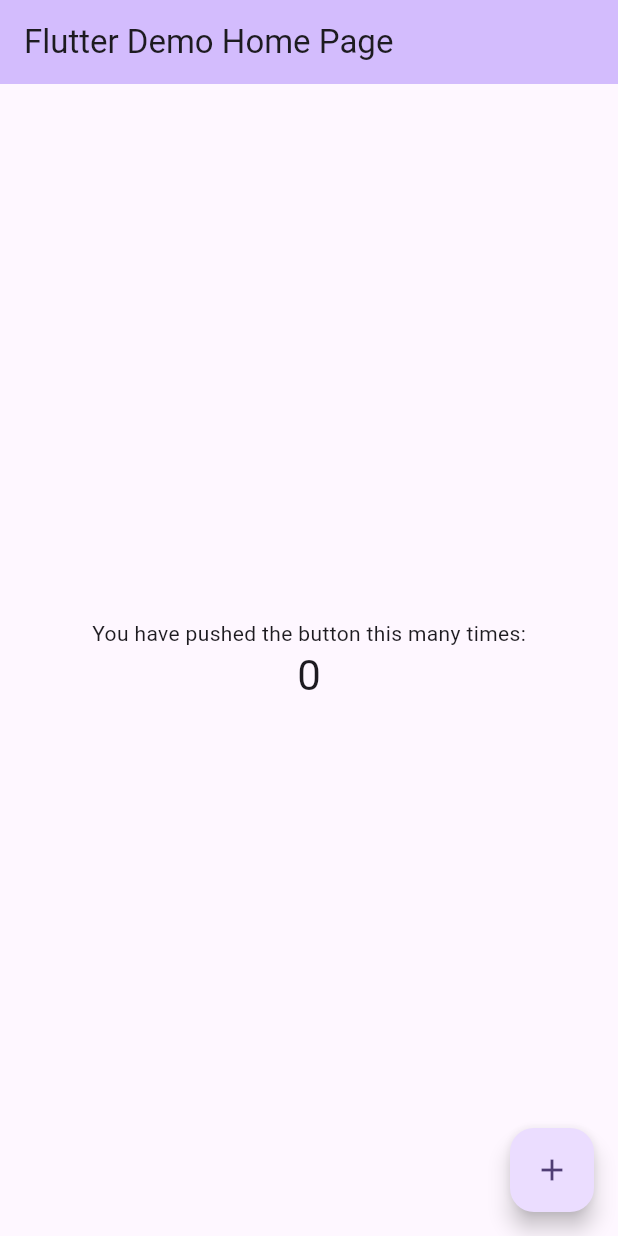
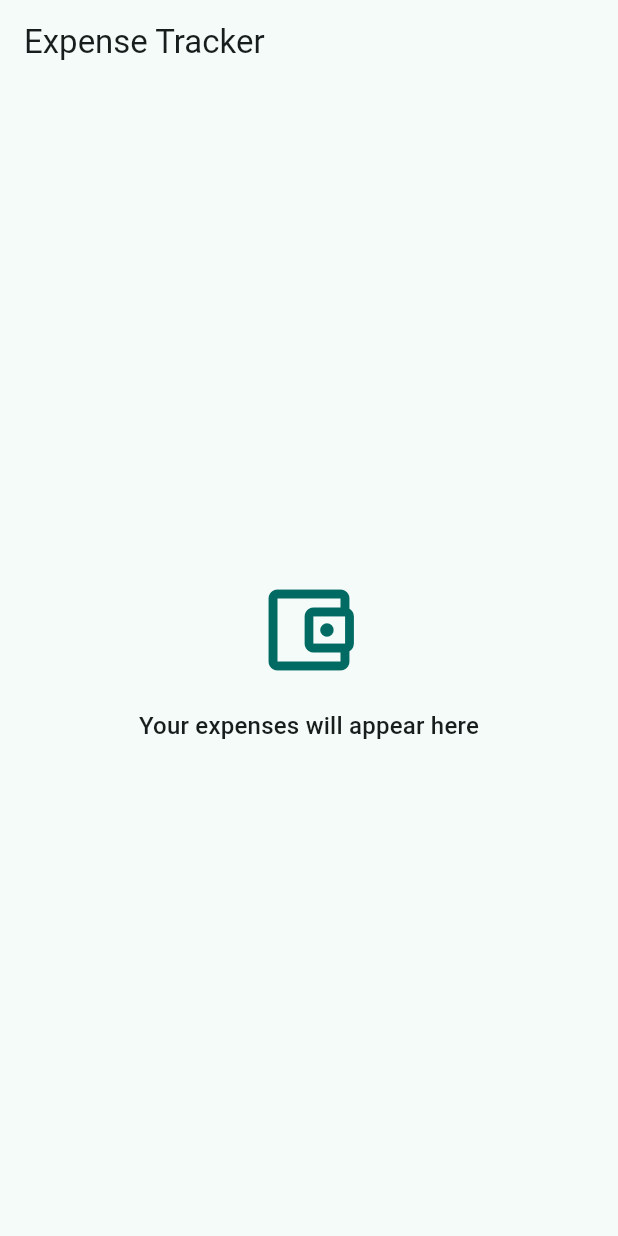
Before and after one commit to chamindujayasinghe/cyphlab_expense_tracker, a Flutter app: the screen it shows after launch, on a phone screen of 412 x 824 dp. Run offline on Flutter 3.47's test engine with Material 3 defaults, Android fonts, the phone set to English and light mode, and no system bars; our stand-ins replace cloud_firestore, firebase_core; accounts and stored records are empty.

Commit message:
Phase 1: Add app foundation
- Add firebase_auth, provider, intl, fl_chart, shared_preferences
- Add Expense model with Firestore mapping and ExpenseCategory enum
- Add validators, currency/date formatters and app constants
- Add Material 3 light/dark themes and placeholder home screen
- Replace counter demo; move root widget to app.dart for testability
- Add unit tests for model, validators and formatters
- Add project plan and flutter-ui-expert skill

Co-Authored-By: Claude Opus 5.5 <noreply@anthropic.com>

```diff
--- /dev/null
+++ b/lib/app.dart
@@ -0,0 +1,23 @@
+import 'package:flutter/material.dart';
+
+import 'screens/home/home_screen.dart';
+import 'theme/app_theme.dart';
+import 'utils/constants.dart';
+
+/// Root widget. Kept separate from `main.dart` so it can be pumped in widget
+/// tests without initializing Firebase.
+class ExpenseTrackerApp extends StatelessWidget {
+  const ExpenseTrackerApp({super.key});
+
+  @override
+  Widget build(BuildContext context) {
+    return MaterialApp(
+      title: AppConstants.appName,
+      debugShowCheckedModeBanner: false,
+      theme: AppTheme.light,
+      darkTheme: AppTheme.dark,
+      themeMode: ThemeMode.system,
+      home: const HomeScreen(),
+    );
+  }
+}
--- a/lib/main.dart
+++ b/lib/main.dart
@@ -1,129 +1,11 @@
 import 'package:firebase_core/firebase_core.dart';
 import 'package:flutter/material.dart';
 
+import 'app.dart';
 import 'firebase_options.dart';
 
 Future<void> main() async {
   WidgetsFlutterBinding.ensureInitialized();
-  await Firebase.initializeApp(
-    options: DefaultFirebaseOptions.currentPlatform,
-  );
-  runApp(const MyApp());
+  await Firebase.initializeApp(options: DefaultFirebaseOptions.currentPlatform);
+  runApp(const ExpenseTrackerApp());
 }
-
-class MyApp extends StatelessWidget {
-  const MyApp({super.key});
-
-  // This widget is the root of your application.
-  @override
-  Widget build(BuildContext context) {
-    return MaterialApp(
-      title: 'Flutter Demo',
-      theme: ThemeData(
-        // This is the theme of your application.
-        //
-        // TRY THIS: Try running your application with "flutter run". You'll see
-        // the application has a purple toolbar. Then, without quitting the app,
-        // try changing the seedColor in the colorScheme below to Colors.green
-        // and then invoke "hot reload" (save your changes or press the "hot
-        // reload" button in a Flutter-supported IDE, or press "r" if you used
-        // the command line to start the app).
-        //
-        // Notice that the counter didn't reset back to zero; the application
-        // state is not lost during the reload. To reset the state, use hot
-        // restart instead.
-        //
-        // This works for code too, not just values: Most code changes can be
-        // tested with just a hot reload.
-        colorScheme: .fromSeed(seedColor: Colors.deepPurple),
-      ),
-      home: const MyHomePage(title: 'Flutter Demo Home Page'),
-    );
-  }
-}
-
-class MyHomePage extends StatefulWidget {
-  const MyHomePage({super.key, required this.title});
-
-  // This widget is the home page of your application. It is stateful, meaning
-  // that it has a State object (defined below) that contains fields that affect
-  // how it looks.
-
-  // This class is the configuration for the state. It holds the values (in this
-  // case the title) provided by the parent (in this case the App widget) and
-  // used by the build method of the State. Fields in a Widget subclass are
-  // always marked "final".
-
-  final String title;
-
-  @override
-  State<MyHomePage> createState() => _MyHomePageState();
-}
-
-class _MyHomePageState extends State<MyHomePage> {
-  int _counter = 0;
-
-  void _incrementCounter() {
-    setState(() {
-      // This call to setState tells the Flutter framework that something has
-      // changed in this State, which causes it to rerun the build method below
-      // so that the display can reflect the updated values. If we changed
-      // _counter without calling setState(), then the build method would not be
-      // called again, and so nothing would appear to happen.
-      _counter++;
-    });
-  }
-
-  @override
-  Widget build(BuildContext context) {
-    // This method is rerun every time setState is called, for instance as done
-    // by the _incrementCounter method above.
-    //
-    // The Flutter framework has been optimized to make rerunning build methods
-    // fast, so that you can just rebuild anything that needs updating rather
-    // than having to individually change instances of widgets.
-    return Scaffold(
-      appBar: AppBar(
-        // TRY THIS: Try changing the color here to a specific color (to
-        // Colors.amber, perhaps?) and trigger a hot reload to see the AppBar
-        // change color while the other colors stay the same.
-        backgroundColor: Theme.of(context).colorScheme.inversePrimary,
-        // Here we take the value from the MyHomePage object that was created by
-        // the App.build method, and use it to set our appbar title.
-        title: Text(widget.title),
-      ),
-      body: Center(
-        // Center is a layout widget. It takes a single child and positions it
-        // in the middle of the parent.
-        child: Column(
-          // Column is also a layout widget. It takes a list of children and
-          // arranges them vertically. By default, it sizes itself to fit its
-          // children horizontally, and tries to be as tall as its parent.
-          //
-          // Column has various properties to control how it sizes itself and
-          // how it positions its children. Here we use mainAxisAlignment to
-          // center the children vertically; the main axis here is the vertical
-          // axis because Columns are vertical (the cross axis would be
-          // horizontal).
-          //
-          // TRY THIS: Invoke "debug painting" (choose the "Toggle Debug Paint"
-          // action in the IDE, or press "p" in the console), to see the
-          // wireframe for each widget.
-          mainAxisAlignment: .center,
-          children: [
-            const Text('You have pushed the button this many times:'),
-            Text(
-              '$_counter',
-              style: Theme.of(context).textTheme.headlineMedium,
-            ),
-          ],
-        ),
-      ),
-      floatingActionButton: FloatingActionButton(
-        onPressed: _incrementCounter,
-        tooltip: 'Increment',
-        child: const Icon(Icons.add),
-      ),
-    );
-  }
-}
--- /dev/null
+++ b/lib/models/expense.dart
@@ -0,0 +1,104 @@
+import 'package:cloud_firestore/cloud_firestore.dart';
+
+import 'expense_category.dart';
+
+/// A single expense entry, stored at `users/{uid}/expenses/{id}`.
+class Expense {
+  const Expense({
+    required this.id,
+    required this.title,
+    required this.amount,
+    required this.category,
+    required this.date,
+    this.note,
+    this.createdAt,
+    this.updatedAt,
+  });
+
+  /// Firestore document id. Empty for an expense that hasn't been saved yet.
+  final String id;
+  final String title;
+  final double amount;
+  final ExpenseCategory category;
+  final DateTime date;
+  final String? note;
+
+  /// Set by the server; null until the document has been written.
+  final DateTime? createdAt;
+  final DateTime? updatedAt;
+
+  factory Expense.fromFirestore(DocumentSnapshot<Map<String, dynamic>> doc) {
+    return Expense.fromMap(doc.id, doc.data() ?? const {});
+  }
+
+  factory Expense.fromMap(String id, Map<String, dynamic> map) {
+    final note = (map['note'] as String?)?.trim();
+    return Expense(
+      id: id,
+      title: map['title'] as String? ?? '',
+      amount: (map['amount'] as num?)?.toDouble() ?? 0,
+      category: ExpenseCategory.fromName(map['category'] as String?),
+      date: _toDateTime(map['date']) ?? DateTime.fromMillisecondsSinceEpoch(0),
+      note: (note == null || note.isEmpty) ? null : note,
+      createdAt: _toDateTime(map['createdAt']),
+      updatedAt: _toDateTime(map['updatedAt']),
+    );
+  }
+
+  /// Fields written to Firestore. Timestamps (`createdAt`, `updatedAt`) are
+  /// added by the repository using server time, so they are not included here.
+  Map<String, dynamic> toMap() {
+    return {
+      'title': title,
+      'amount': amount,
+      'category': category.name,
+      'date': Timestamp.fromDate(date),
+      'note': note,
+    };
+  }
+
+  Expense copyWith({
+    String? id,
+    String? title,
+    double? amount,
+    ExpenseCategory? category,
+    DateTime? date,
+    String? note,
+    bool clearNote = false,
+  }) {
+    return Expense(
+      id: id ?? this.id,
+      title: title ?? this.title,
+      amount: amount ?? this.amount,
+      category: category ?? this.category,
+      date: date ?? this.date,
+      note: clearNote ? null : (note ?? this.note),
+      createdAt: createdAt,
+      updatedAt: updatedAt,
+    );
+  }
+
+  static DateTime? _toDateTime(Object? value) {
+    if (value is Timestamp) return value.toDate();
+    if (value is DateTime) return value;
+    return null;
+  }
+
+  @override
+  bool operator ==(Object other) {
+    return other is Expense &&
+        other.id == id &&
+        other.title == title &&
+        other.amount == amount &&
+        other.category == category &&
+        other.date == date &&
+        other.note == note;
+  }
+
+  @override
+  int get hashCode => Object.hash(id, title, amount, category, date, note);
+
+  @override
+  String toString() =>
+      'Expense($id, $title, $amount, ${category.name}, $date, $note)';
+}
--- /dev/null
+++ b/lib/screens/home/home_screen.dart
@@ -0,0 +1,38 @@
+import 'package:flutter/material.dart';
+
+import '../../utils/constants.dart';
+
+/// Placeholder home screen. Replaced by the expense list in Phase 4.
+class HomeScreen extends StatelessWidget {
+  const HomeScreen({super.key});
+
+  @override
+  Widget build(BuildContext context) {
+    final theme = Theme.of(context);
+
+    return Scaffold(
+      appBar: AppBar(title: const Text(AppConstants.appName)),
+      body: Center(
+        child: Padding(
+          padding: const EdgeInsets.all(24),
+          child: Column(
+            mainAxisSize: MainAxisSize.min,
+            children: [
+              Icon(
+                Icons.account_balance_wallet_outlined,
+                size: 72,
+                color: theme.colorScheme.primary,
+              ),
+              const SizedBox(height: 16),
+              Text(
+                'Your expenses will appear here',
+                style: theme.textTheme.titleMedium,
+                textAlign: TextAlign.center,
+              ),
+            ],
+          ),
+        ),
+      ),
+    );
+  }
+}
--- /dev/null
+++ b/lib/theme/app_theme.dart
@@ -0,0 +1,67 @@
+import 'package:flutter/material.dart';
+
+/// Material 3 light and dark themes generated from a single seed color.
+class AppTheme {
+  AppTheme._();
+
+  static const Color _seed = Color(0xFF0F766E);
+
+  static ThemeData get light => _build(Brightness.light);
+  static ThemeData get dark => _build(Brightness.dark);
+
+  static ThemeData _build(Brightness brightness) {
+    final colorScheme = ColorScheme.fromSeed(
+      seedColor: _seed,
+      brightness: brightness,
+    );
+
+    return ThemeData(
+      useMaterial3: true,
+      colorScheme: colorScheme,
+      scaffoldBackgroundColor: colorScheme.surface,
+      appBarTheme: AppBarTheme(
+        centerTitle: false,
+        backgroundColor: colorScheme.surface,
+        foregroundColor: colorScheme.onSurface,
+        scrolledUnderElevation: 1,
+      ),
+      cardTheme: CardThemeData(
+        elevation: 0,
+        color: colorScheme.surfaceContainerLow,
+        shape: RoundedRectangleBorder(borderRadius: BorderRadius.circular(16)),
+        margin: EdgeInsets.zero,
+      ),
+      inputDecorationTheme: InputDecorationTheme(
+        filled: true,
+        fillColor: colorScheme.surfaceContainerHighest.withValues(alpha: 0.5),
+        border: OutlineInputBorder(
+          borderRadius: BorderRadius.circular(12),
+          borderSide: BorderSide.none,
+        ),
+        enabledBorder: OutlineInputBorder(
+          borderRadius: BorderRadius.circular(12),
+          borderSide: BorderSide.none,
+        ),
+        focusedBorder: OutlineInputBorder(
+          borderRadius: BorderRadius.circular(12),
+          borderSide: BorderSide(color: colorScheme.primary, width: 2),
+        ),
+        errorBorder: OutlineInputBorder(
+          borderRadius: BorderRadius.circular(12),
+          borderSide: BorderSide(color: colorScheme.error),
+        ),
+      ),
+      filledButtonTheme: FilledButtonThemeData(
+        style: FilledButton.styleFrom(
+          minimumSize: const Size.fromHeight(52),
+          shape: RoundedRectangleBorder(
+            borderRadius: BorderRadius.circular(12),
+          ),
+        ),
+      ),
+      snackBarTheme: const SnackBarThemeData(
+        behavior: SnackBarBehavior.floating,
+      ),
+    );
+  }
+}
--- /dev/null
+++ b/lib/utils/constants.dart
@@ -0,0 +1,14 @@
+/// App-wide constants.
+class AppConstants {
+  AppConstants._();
+
+  static const String appName = 'Expense Tracker';
+
+  /// Currency shown next to every amount. Change here to switch currency.
+  static const String currencySymbol = 'LKR';
+
+  static const int titleMaxLength = 50;
+  static const int noteMaxLength = 200;
+  static const double maxAmount = 10000000;
+  static const int minPasswordLength = 6;
+}
--- a/pubspec.yaml
+++ b/pubspec.yaml
@@ -36,6 +36,11 @@ dependencies:
   cupertino_icons: ^1.0.8
   firebase_core: ^4.15.0
   cloud_firestore: ^6.10.0
+  firebase_auth: ^6.7.0
+  provider: ^6.1.5+1
+  intl: ^0.20.3
+  fl_chart: ^1.2.0
+  shared_preferences: ^2.5.5
 
 dev_dependencies:
   flutter_test:
```
Also changed, not shown: lib/models/expense_category.dart (added, +28 -0 lines), lib/utils/formatters.dart (added, +36 -0 lines), lib/utils/validators.dart (added, +66 -0 lines), pubspec.lock, 9 other files.
